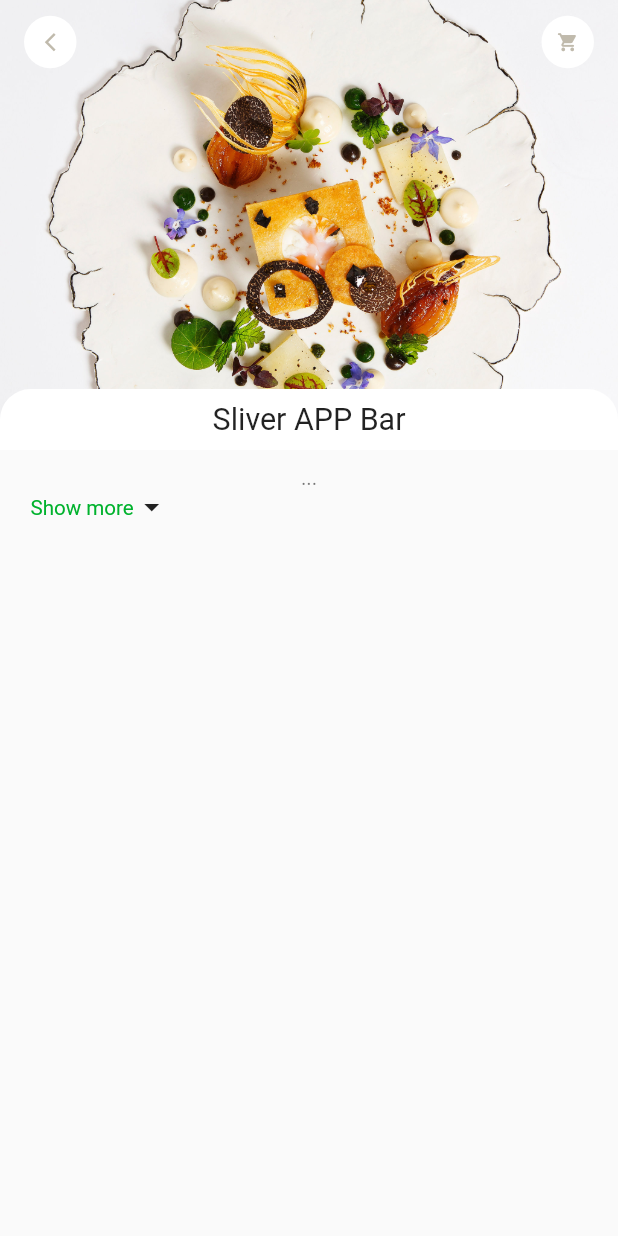
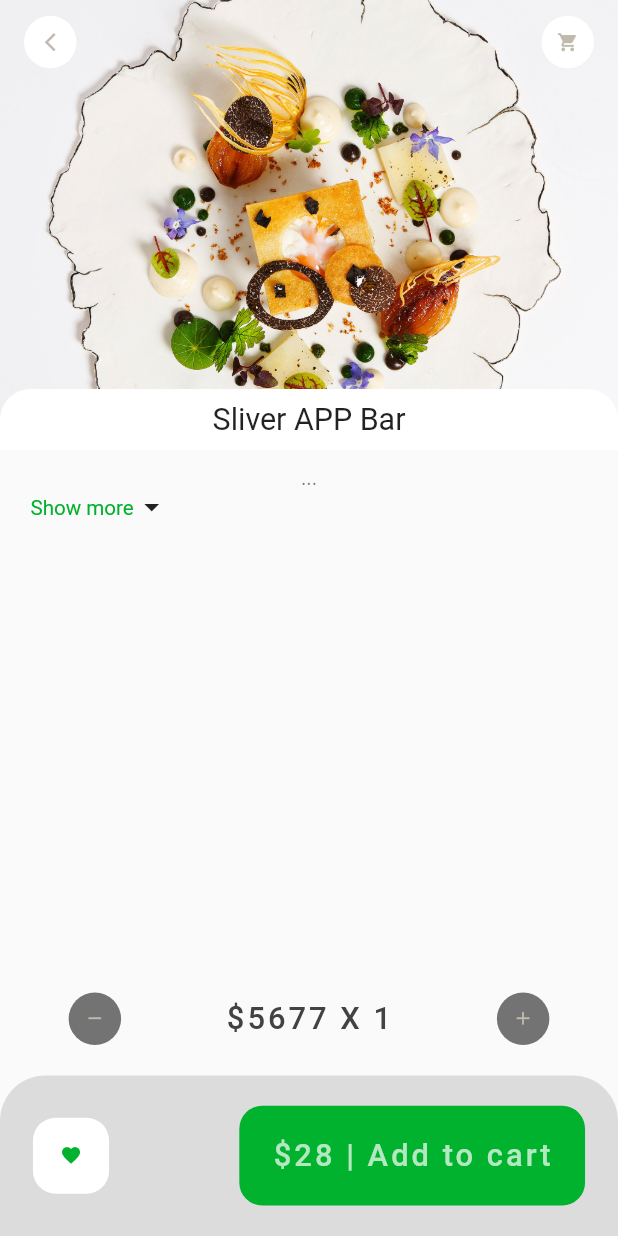
Before and after one commit to DARK-PROGRAMMER-I/Food-Delivery-Application, a Flutter app: the RecommendedFoodDetails screen opened directly, on a phone screen of 412 x 824 dp. Run offline on Flutter 3.47's test engine with Material 2 defaults, Android fonts, the phone set to English and light mode, and no system bars; our stand-ins replace dots_indicator, flutter_screenutil, get; key blocks and very long unbroken strings in the code were emptied for the run.

Commit message:
Recommended food details

```diff
--- a/lib/pages/food/recommended_food_details.dart
+++ b/lib/pages/food/recommended_food_details.dart
@@ -3,7 +3,9 @@ import 'package:flutter_screenutil/flutter_screenutil.dart';
 import 'package:food_delivery_app/utils/colors.dart';
 import 'package:food_delivery_app/utils/dimensions.dart';
 import 'package:food_delivery_app/widgets/icons_back.dart';
+import 'package:food_delivery_app/widgets/small_text.dart';
 
+import '../../widgets/big_text.dart';
 import '../../widgets/expandable_text.dart';
 
 class RecommendedFoodDetails extends StatelessWidget {
@@ -67,6 +69,57 @@ class RecommendedFoodDetails extends StatelessWidget {
           )
         ],
       ),
+      bottomNavigationBar: Container(
+        height: 180.h,
+        child: Column(
+          children: [
+            Padding(
+              padding: EdgeInsets.symmetric(horizontal: 10.w, vertical: 20.h),
+              child: Row(
+                mainAxisAlignment: MainAxisAlignment.spaceAround,
+                children: [
+                  IconsBack(icon: Icons.remove, backgroundColor: Colors.black54),
+                  BigText(name: '\$5677 X 1'),
+                  IconsBack(icon: Icons.add, backgroundColor: Colors.black54),
+                ],
+              ),
+            ),
+
+            Expanded(
+                child: Container(
+                  padding: EdgeInsets.symmetric(horizontal: 20.w, vertical: 20.h),
+                  decoration: BoxDecoration(
+                      color: Colors.black12,
+                    borderRadius: BorderRadius.only(
+                      topLeft: Radius.circular(30.r),
+                      topRight: Radius.circular(30.r),
+                    )
+                  ),
+                  child: Row(
+                    mainAxisAlignment: MainAxisAlignment.spaceBetween,
+                    children: [
+                      IconsBack(
+                          icon: Icons.favorite,
+                          iconColor: AppColors.mainColor,
+                          radius: 15.r,
+                          back_size: 50.h,
+                      ),
+                      Container(
+                        alignment: Alignment.center,
+                        padding: EdgeInsets.symmetric(horizontal: 20.w, vertical: 20.h),
+                        decoration: BoxDecoration(
+                          color: AppColors.mainColor,
+                          borderRadius: BorderRadius.circular(15.r)
+                        ),
+                        child: BigText(name: '\$28 | Add to cart', color: AppColors.whiteColor,),
+                      )
+                    ],
+                  ),
+                ),
+            )
+          ],
+        ),
+      ),
     );
   }
 }
```
